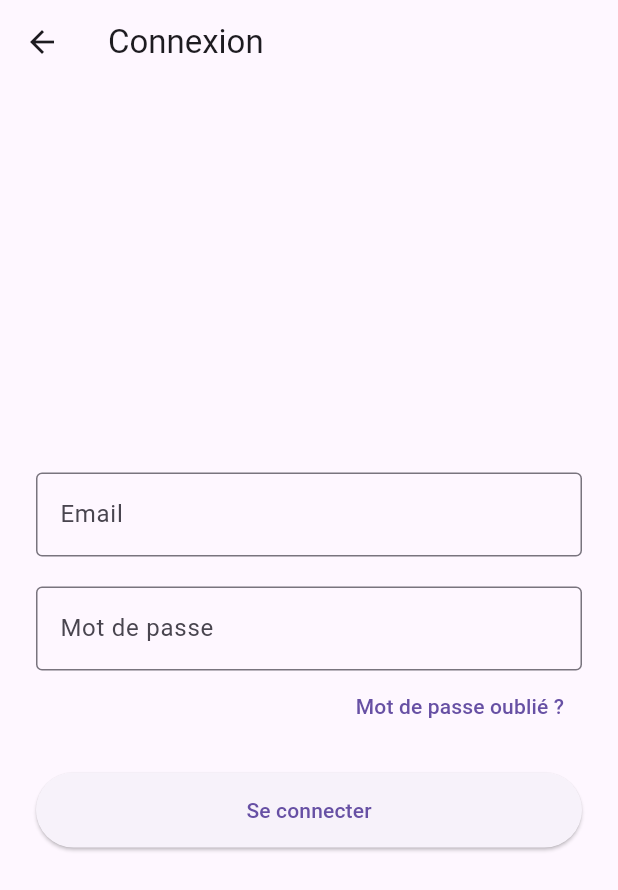
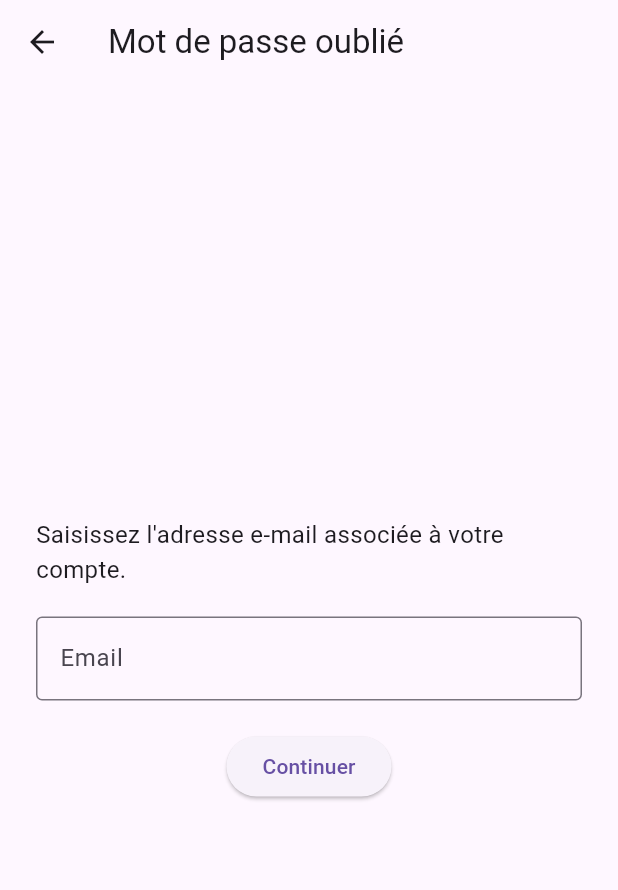
Before and after one commit to ThomasLandes/KeepProgress, a Flutter app: the LoginPage screen opened by its route, after a tap on "Mot de passe oublié ?", on a phone screen of 412 x 824 dp. Shown: the top 890 px of the screen. Run offline on Flutter 3.47's test engine with Material 3 defaults, Android fonts, the phone set to English and light mode, and no system bars.

Commit message:
Ajout page récupération mot de passe
Ajout page récupération mot de passe : test dans webhook

```diff
--- a/ApplicationMobile/keepprogressapp/lib/main.dart
+++ b/ApplicationMobile/keepprogressapp/lib/main.dart
@@ -1,4 +1,5 @@
 import 'package:flutter/material.dart';
+import 'package:keepprogressapp/pages/forgot_password_page.dart';
 import 'pages/home_page.dart';
 import 'pages/login_page.dart';
 import 'pages/signup_page.dart';
@@ -23,6 +24,7 @@ class MyApp extends StatelessWidget {
       routes: {
         '/login': (context) => LoginPage(),
         '/signup': (context) => SignupPage(),
+        '/forgot_password_page': (context) => ForgotPasswordPage(),
       },
     );
   }
--- /dev/null
+++ b/ApplicationMobile/keepprogressapp/lib/pages/forgot_password_page.dart
@@ -0,0 +1,78 @@
+import 'package:flutter/material.dart';
+import '../services/api_service.dart';
+
+class ForgotPasswordPage extends StatefulWidget {
+  const ForgotPasswordPage({super.key});
+
+  @override
+  State<ForgotPasswordPage> createState() => _ForgotPasswordPageState();
+}
+
+class _ForgotPasswordPageState extends State<ForgotPasswordPage> {
+  final _emailController = TextEditingController();
+  final _formKey = GlobalKey<FormState>();
+  bool _isLoading = false;
+  String? _message;
+
+  Future<void> _submit() async {
+    if (!_formKey.currentState!.validate()) return;
+
+    setState(() {
+      _isLoading = true;
+      _message = null;
+    });
+
+    final success = await ApiService.forgotPassword(_emailController.text.trim());
+
+    if (!mounted) return;
+
+    setState(() {
+      _isLoading = false;
+      _message = success
+          ? "Un email de réinitialisation a été envoyé."
+          : "Erreur lors de l'envoi. Veuillez réessayer.";
+    });
+  }
+
+  @override
+  Widget build(BuildContext context) {
+    return Scaffold(
+      appBar: AppBar(title: Text('Mot de passe oublié')),
+      body: Padding(
+        padding: const EdgeInsets.all(24.0),
+        child: Form(
+          key: _formKey,
+          child: Column(
+            mainAxisAlignment: MainAxisAlignment.center,
+            children: [
+              Text(
+                "Saisissez l'adresse e-mail associée à votre compte.",
+                style: TextStyle(fontSize: 16),
+              ),
+              SizedBox(height: 20),
+              TextFormField(
+                controller: _emailController,
+                decoration: InputDecoration(labelText: 'Email', border: OutlineInputBorder()),
+                validator: (value) =>
+                    value != null && value.contains('@') ? null : 'Email invalide',
+              ),
+              SizedBox(height: 20),
+              _isLoading
+                  ? CircularProgressIndicator()
+                  : ElevatedButton(onPressed: _submit, child: Text('Continuer')),
+              if (_message != null) ...[
+                SizedBox(height: 20),
+                Text(
+                  _message!,
+                  style: TextStyle(
+                    color: _message!.startsWith("Erreur") ? Colors.red : Colors.green,
+                  ),
+                ),
+              ],
+            ],
+          ),
+        ),
+      ),
+    );
+  }
+}
--- a/ApplicationMobile/keepprogressapp/lib/pages/login_page.dart
+++ b/ApplicationMobile/keepprogressapp/lib/pages/login_page.dart
@@ -27,9 +27,7 @@ class _LoginPageState extends State<LoginPage> {
       setState(() => _isLoading = false);
 
       if (success) {
-        ScaffoldMessenger.of(
-          context,
-        ).showSnackBar(SnackBar(content: Text('Connexion réussie')));
+        ScaffoldMessenger.of(context).showSnackBar(SnackBar(content: Text('Connexion réussie')));
         Navigator.pop(context);
       } else {
         ScaffoldMessenger.of(
@@ -53,13 +51,9 @@ class _LoginPageState extends State<LoginPage> {
               // Email
               TextFormField(
                 controller: emailController,
-                decoration: InputDecoration(
-                  labelText: 'Email',
-                  border: OutlineInputBorder(),
-                ),
-                validator: (value) => value != null && value.contains('@')
-                    ? null
-                    : 'Email invalide',
+                decoration: InputDecoration(labelText: 'Email', border: OutlineInputBorder()),
+                validator: (value) =>
+                    value != null && value.contains('@') ? null : 'Email invalide',
               ),
               SizedBox(height: 20),
 
@@ -71,9 +65,8 @@ class _LoginPageState extends State<LoginPage> {
                   border: OutlineInputBorder(),
                 ),
                 obscureText: true,
-                validator: (value) => value != null && value.length >= 6
-                    ? null
-                    : 'Mot de passe trop court',
+                validator: (value) =>
+                    value != null && value.length >= 6 ? null : 'Mot de passe trop court',
               ),
 
               // Lien mot de passe oublié
@@ -81,7 +74,7 @@ class _LoginPageState extends State<LoginPage> {
                 alignment: Alignment.centerRight,
                 child: TextButton(
                   onPressed: () {
-                    Navigator.pushNamed(context, '/forgot-password');
+                    Navigator.pushNamed(context, '/forgot_password_page');
                   },
                   child: Text('Mot de passe oublié ?'),
                 ),
@@ -92,9 +85,7 @@ class _LoginPageState extends State<LoginPage> {
               // Bouton connexion
               ElevatedButton(
                 onPressed: _isLoading ? null : _handleLogin,
-                style: ElevatedButton.styleFrom(
-                  minimumSize: Size(double.infinity, 50),
-                ),
+                style: ElevatedButton.styleFrom(minimumSize: Size(double.infinity, 50)),
                 child: _isLoading
                     ? CircularProgressIndicator(color: Colors.white)
                     : Text('Se connecter'),
```
Also changed, not shown: ApplicationMobile/keepprogressapp/lib/pages/home_page.dart (+3 -10 lines), ApplicationMobile/keepprogressapp/lib/pages/signup_page.dart (+9 -25 lines), ApplicationMobile/keepprogressapp/lib/services/api_service.dart (+25 -11 lines).
